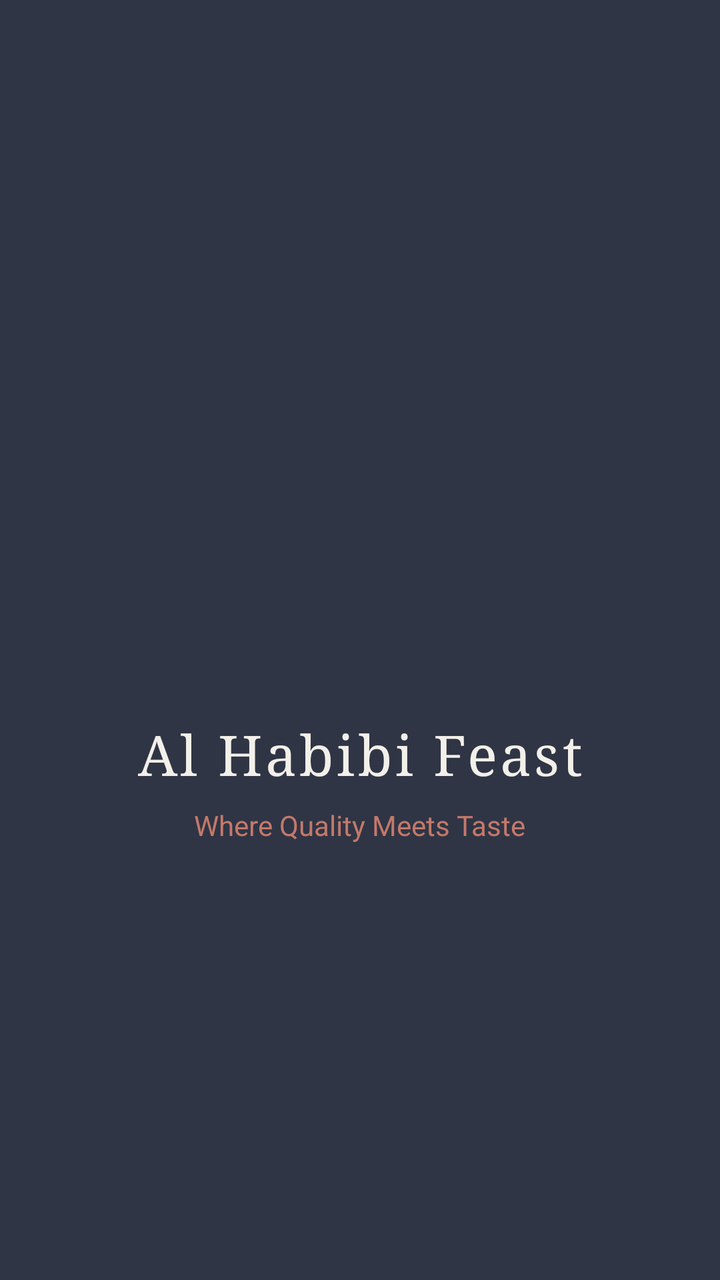
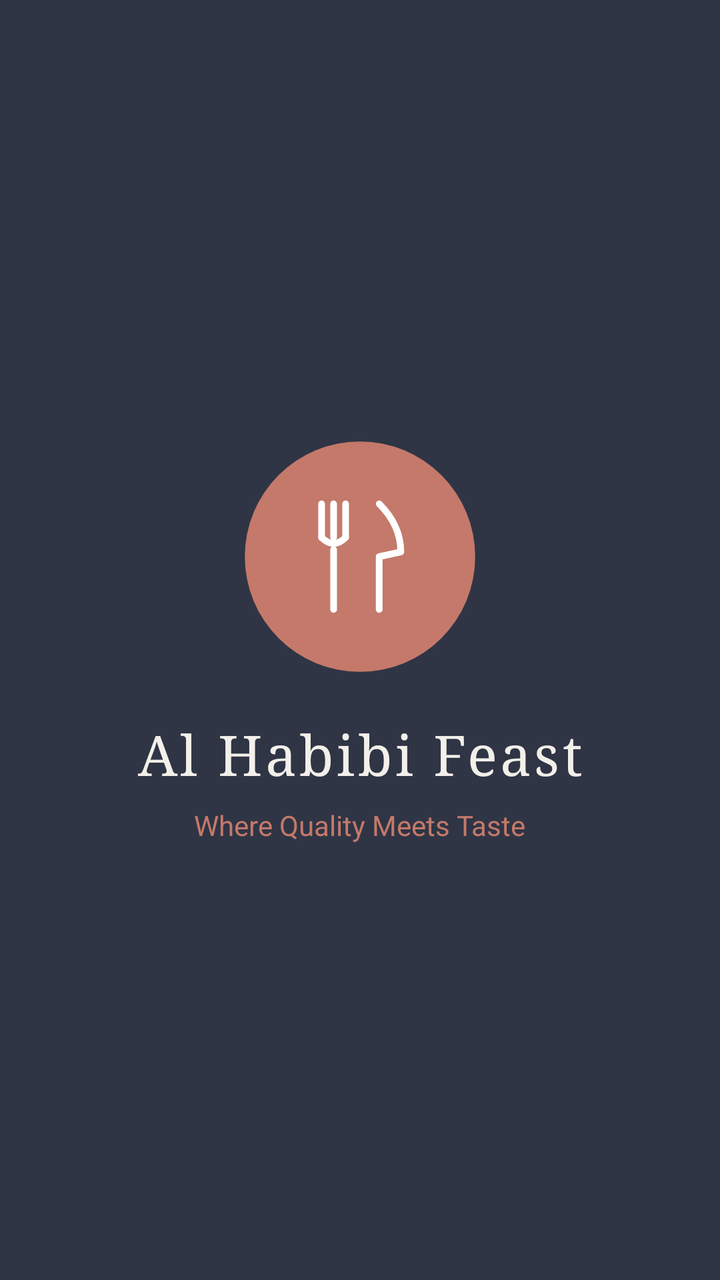

The first picture is an Android layout as it rendered before a commit; the second is the same layout after the commit. The layout source and the unified diff follow.
<!-- AndroidManifest.xml: activity theme Theme.AlHabibiFeast.Splash -->
<!-- res/layout/activity_splash.xml -->
<?xml version="1.0" encoding="utf-8"?>
<androidx.constraintlayout.widget.ConstraintLayout
    xmlns:android="http://schemas.android.com/apk/res/android"
    xmlns:app="http://schemas.android.com/apk/res-auto"
    android:layout_width="match_parent"
    android:layout_height="match_parent"
    android:background="@color/navy">

    <ImageView
        android:id="@+id/splashLogo"
        android:layout_width="120dp"
        android:layout_height="120dp"
        android:src="@mipmap/ic_launcher"
        android:contentDescription="Logo"
        app:layout_constraintBottom_toTopOf="@+id/splashName"
        app:layout_constraintEnd_toEndOf="parent"
        app:layout_constraintStart_toStartOf="parent"
        app:layout_constraintTop_toTopOf="parent"
        app:layout_constraintVertical_chainStyle="packed"
        android:layout_marginBottom="20dp"/>

    <TextView
        android:id="@+id/splashName"
        android:layout_width="wrap_content"
        android:layout_height="wrap_content"
        android:text="Al Habibi Feast"
        android:textColor="@color/cream"
        android:textSize="28sp"
        android:fontFamily="serif"
        android:letterSpacing="0.05"
        app:layout_constraintTop_toBottomOf="@+id/splashLogo"
        app:layout_constraintStart_toStartOf="parent"
        app:layout_constraintEnd_toEndOf="parent"
        app:layout_constraintBottom_toTopOf="@+id/splashTagline"
        android:layout_marginBottom="8dp"/>

    <TextView
        android:id="@+id/splashTagline"
        android:layout_width="wrap_content"
        android:layout_height="wrap_content"
        android:text="Where Quality Meets Taste"
        android:textColor="@color/terra"
        android:textSize="14sp"
        app:layout_constraintTop_toBottomOf="@+id/splashName"
        app:layout_constraintStart_toStartOf="parent"
        app:layout_constraintEnd_toEndOf="parent"
        app:layout_constraintBottom_toBottomOf="parent"/>

</androidx.constraintlayout.widget.ConstraintLayout>
<!-- resources referenced by this layout -->
<resources>
  <color name="cream">#F3F0EA</color>
  <color name="navy">#2F3545</color>
  <color name="terra">#C4796A</color>
  <!-- mipmap ic_launcher (mipmap-anydpi-v26) -->
  <?xml version="1.0" encoding="utf-8"?>
  <adaptive-icon xmlns:android="http://schemas.android.com/apk/res/android">
      <background android:drawable="@color/navy" />
      <foreground>
          <inset xmlns:android="http://schemas.android.com/apk/res/android"
              android:drawable="@drawable/ic_notification"
              android:inset="20%" />
      </foreground>
  </adaptive-icon>
  <style name="Theme.AlHabibiFeast.Splash" parent="Theme.AlHabibiFeast">
          <item name="android:windowFullscreen">true</item>
          <item name="android:windowBackground">@color/navy</item>
      </style>
  <!-- drawable ic_notification (drawable) -->
  <?xml version="1.0" encoding="utf-8"?>
  <vector xmlns:android="http://schemas.android.com/apk/res/android"
      android:width="24dp"
      android:height="24dp"
      android:viewportWidth="24"
      android:viewportHeight="24">
      <path
          android:fillColor="#FFFFFF"
          android:pathData="M12,2C6.48,2 2,6.48 2,12s4.48,10 10,10 10,-4.48 10,-10S17.52,2 12,2zM13,17h-2v-2h2v2zM13,13h-2L11,7h2v6z" />
  </vector>
  <style name="Theme.AlHabibiFeast" parent="Theme.MaterialComponents.DayNight.NoActionBar">
          <item name="colorPrimary">@color/terra</item>
          <item name="colorPrimaryVariant">@color/navy</item>
          <item name="colorOnPrimary">@color/white</item>
          <item name="colorSecondary">@color/gold</item>
          <item name="android:statusBarColor">@color/navy</item>
          <item name="android:navigationBarColor">@color/white</item>
          <item name="chipStyle">@style/ChipStyle</item>
      </style>
  <color name="white">#FFFFFF</color>
  <color name="gold">#CAA05A</color>
  <style name="ChipStyle" parent="Widget.MaterialComponents.Chip.Filter">
          <item name="chipBackgroundColor">@color/white</item>
          <item name="checkedIconEnabled">false</item>
          <item name="chipStrokeColor">@color/terra</item>
          <item name="chipStrokeWidth">1dp</item>
          <item name="android:textColor">@color/navy</item>
      </style>
</resources>

<!-- the commit's change to res/layout/activity_splash.xml (unified diff, before → after) -->
@@ -10,7 +10,7 @@
         android:id="@+id/splashLogo"
         android:layout_width="120dp"
         android:layout_height="120dp"
-        android:src="@mipmap/ic_launcher"
+        android:src="@drawable/ic_logo"
         android:contentDescription="Logo"
         app:layout_constraintBottom_toTopOf="@+id/splashName"
         app:layout_constraintEnd_toEndOf="parent"
<!-- resource entries referenced after the edit -->
@@ -3,31 +3,47 @@
   <color name="cream">#F3F0EA</color>
   <color name="navy">#2F3545</color>
   <color name="terra">#C4796A</color>
-  <!-- mipmap ic_launcher (mipmap-anydpi-v26) -->
+  <!-- drawable ic_logo (drawable) -->
   <?xml version="1.0" encoding="utf-8"?>
-  <adaptive-icon xmlns:android="http://schemas.android.com/apk/res/android">
-      <background android:drawable="@color/navy" />
-      <foreground>
-          <inset xmlns:android="http://schemas.android.com/apk/res/android"
-              android:drawable="@drawable/ic_notification"
-              android:inset="20%" />
-      </foreground>
-  </adaptive-icon>
+  <vector xmlns:android="http://schemas.android.com/apk/res/android"
+      android:width="120dp" android:height="120dp"
+      android:viewportWidth="100" android:viewportHeight="100">
+  
+      
+      <path android:fillColor="#C4796A"
+          android:pathData="M50,2 A48,48 0 1 0 50,98 A48,48 0 1 0 50,2 Z"/>
+  
+      
+      <path android:fillColor="@android:color/transparent"
+            android:strokeColor="#FFFFFF" android:strokeWidth="2.8" android:strokeLineCap="round"
+            android:pathData="M34,28 L34,42"/>
+      <path android:fillColor="@android:color/transparent"
+            android:strokeColor="#FFFFFF" android:strokeWidth="2.8" android:strokeLineCap="round"
+            android:pathData="M39,28 L39,42"/>
+      <path android:fillColor="@android:color/transparent"
+            android:strokeColor="#FFFFFF" android:strokeWidth="2.8" android:strokeLineCap="round"
+            android:pathData="M44,28 L44,42"/>
+      
+      <path android:fillColor="@android:color/transparent"
+            android:strokeColor="#FFFFFF" android:strokeWidth="2.8" android:strokeLineCap="round"
+            android:strokeLineJoin="round"
+            android:pathData="M34,42 Q39,47 44,42"/>
+      
+      <path android:fillColor="@android:color/transparent"
+            android:strokeColor="#FFFFFF" android:strokeWidth="2.8" android:strokeLineCap="round"
+            android:pathData="M39,47 L39,72"/>
+  
+      
+      <path android:fillColor="@android:color/transparent"
+            android:strokeColor="#FFFFFF" android:strokeWidth="2.8" android:strokeLineCap="round"
+            android:strokeLineJoin="round"
+            android:pathData="M58,28 Q67,37 67,48 L58,50 L58,72"/>
+  
+  </vector>
   <style name="Theme.AlHabibiFeast.Splash" parent="Theme.AlHabibiFeast">
           <item name="android:windowFullscreen">true</item>
           <item name="android:windowBackground">@color/navy</item>
       </style>
-  <!-- drawable ic_notification (drawable) -->
-  <?xml version="1.0" encoding="utf-8"?>
-  <vector xmlns:android="http://schemas.android.com/apk/res/android"
-      android:width="24dp"
-      android:height="24dp"
-      android:viewportWidth="24"
-      android:viewportHeight="24">
-      <path
-          android:fillColor="#FFFFFF"
-          android:pathData="M12,2C6.48,2 2,6.48 2,12s4.48,10 10,10 10,-4.48 10,-10S17.52,2 12,2zM13,17h-2v-2h2v2zM13,13h-2L11,7h2v6z" />
-  </vector>
   <style name="Theme.AlHabibiFeast" parent="Theme.MaterialComponents.DayNight.NoActionBar">
           <item name="colorPrimary">@color/terra</item>
           <item name="colorPrimaryVariant">@color/navy</item>
